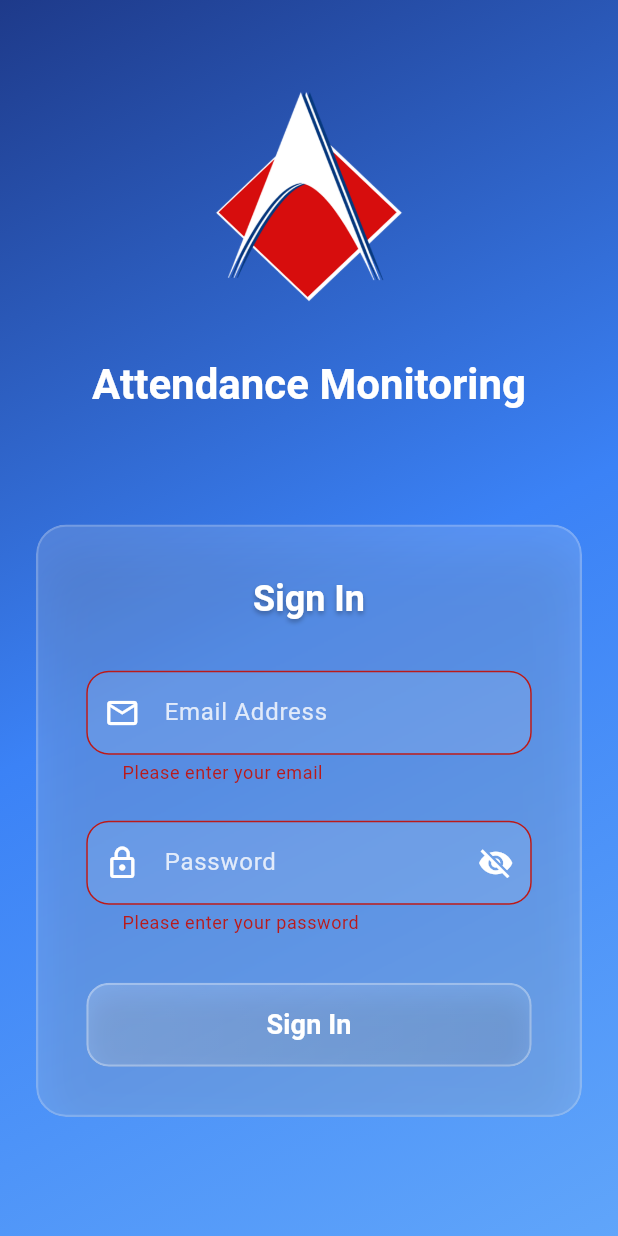
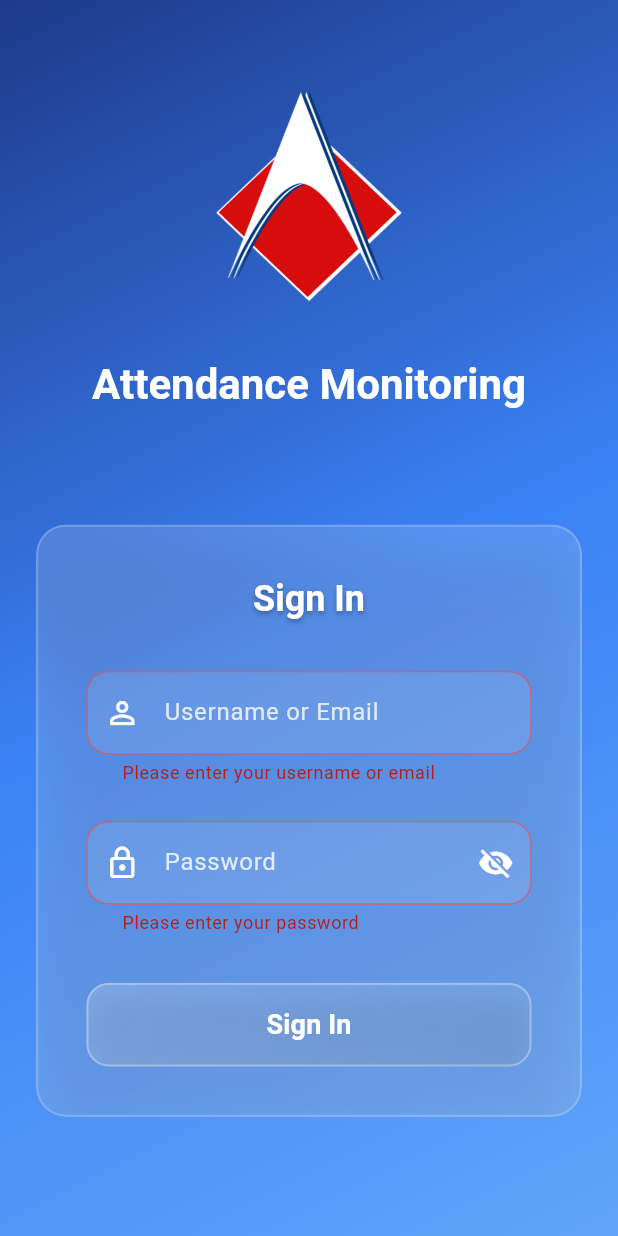
Before and after one commit to Davefgh/Attendance_Monitoring_Mobile, a Flutter app: the screen it shows after launch, after a tap on "Sign In", on a phone screen of 412 x 824 dp. Run offline on Flutter 3.47's test engine with Material 3 defaults, Android fonts, the phone set to English and light mode, and no system bars; our stand-ins replace shared_preferences.

Commit message:
feat: implement serces files

```diff
--- a/lib/main.dart
+++ b/lib/main.dart
@@ -1,7 +1,10 @@
 import 'package:flutter/material.dart';
 import 'screens/login_screen.dart';
+import 'services/storage_service.dart';
 
-void main() {
+void main() async {
+  WidgetsFlutterBinding.ensureInitialized();
+  await StorageService.init();
   runApp(const MyApp());
 }
 
--- a/lib/screens/login_screen.dart
+++ b/lib/screens/login_screen.dart
@@ -1,6 +1,8 @@
 import 'dart:ui';
 import 'package:flutter/material.dart';
 import '../models/login_response_dto.dart';
+import '../services/api_service.dart';
+import '../services/storage_service.dart';
 import 'dashboard_screen.dart';
 
 class LoginScreen extends StatefulWidget {
@@ -12,15 +14,16 @@ class LoginScreen extends StatefulWidget {
 
 class _LoginScreenState extends State<LoginScreen> {
   final _formKey = GlobalKey<FormState>();
-  final _emailController = TextEditingController();
+  final _usernameController = TextEditingController();
   final _passwordController = TextEditingController();
+  final _apiService = ApiService();
   bool _isLoading = false;
   bool _obscurePassword = true;
   String? _errorMessage;
 
   @override
   void dispose() {
-    _emailController.dispose();
+    _usernameController.dispose();
     _passwordController.dispose();
     super.dispose();
   }
@@ -36,20 +39,18 @@ class _LoginScreenState extends State<LoginScreen> {
     });
 
     try {
-      // Simulate API call - replace with actual API call
-      await Future.delayed(const Duration(seconds: 2));
-
-      // Mock response - replace with actual API response
-      final response = LoginResponseDto(
-        success: true,
-        message: 'Login successful',
-        accessToken: 'mock_access_token',
-        refreshToken: 'mock_refresh_token',
-        user: 'teacher@example.com',
+      final response = await _apiService.login(
+        _usernameController.text.trim(),
+        _passwordController.text,
       );
 
-      if (response.success) {
-        // Navigate to dashboard
+      if (response.success && response.accessToken != null) {
+        // Save tokens securely
+        await StorageService.saveTokens(
+          response.accessToken!,
+          response.refreshToken ?? '',
+        );
+
         if (mounted) {
           Navigator.of(context).pushReplacement(
             MaterialPageRoute(
@@ -64,7 +65,7 @@ class _LoginScreenState extends State<LoginScreen> {
       }
     } catch (e) {
       setState(() {
-        _errorMessage = 'An error occurred. Please try again.';
+        _errorMessage = 'Unable to connect to server. Please check your internet connection.';
       });
     } finally {
       if (mounted) {
@@ -175,17 +176,17 @@ class _LoginScreenState extends State<LoginScreen> {
                                   ),
                                   const SizedBox(height: 32),
 
-                                  // Email Field
+                                  // Username or Email Field
                                   TextFormField(
-                                    controller: _emailController,
-                                    keyboardType: TextInputType.emailAddress,
+                                    controller: _usernameController,
+                                    keyboardType: TextInputType.text,
                                     style: const TextStyle(color: Colors.white),
                                     decoration: InputDecoration(
-                                      labelText: 'Email Address',
+                                      labelText: 'Username or Email',
                                       labelStyle: TextStyle(color: Colors.white.withOpacity(0.8)),
-                                      hintText: 'Enter your email',
+                                      hintText: 'Enter your username or email',
                                       hintStyle: TextStyle(color: Colors.white.withOpacity(0.6)),
-                                      prefixIcon: const Icon(Icons.email_outlined, color: Colors.white),
+                                      prefixIcon: const Icon(Icons.person_outline, color: Colors.white),
                                       border: OutlineInputBorder(
                                         borderRadius: BorderRadius.circular(15),
                                         borderSide: BorderSide(color: Colors.white.withOpacity(0.3)),
@@ -198,16 +199,21 @@ class _LoginScreenState extends State<LoginScreen> {
                                         borderRadius: BorderRadius.circular(15),
                                         borderSide: BorderSide(color: Colors.white.withOpacity(0.6), width: 2),
                                       ),
+                                      errorBorder: OutlineInputBorder(
+                                        borderRadius: BorderRadius.circular(15),
+                                        borderSide: BorderSide(color: Colors.red.withOpacity(0.6)),
+                                      ),
+                                      focusedErrorBorder: OutlineInputBorder(
+                                        borderRadius: BorderRadius.circular(15),
+                                        borderSide: BorderSide(color: Colors.red.withOpacity(0.8), width: 2),
+                                      ),
                                       filled: true,
                                       fillColor: Colors.white.withOpacity(0.1),
                                       contentPadding: const EdgeInsets.symmetric(horizontal: 20, vertical: 16),
                                     ),
                                     validator: (value) {
                                       if (value == null || value.isEmpty) {
-                                        return 'Please enter your email';
-                                      }
-                                      if (!RegExp(r'^[\w-\.]+@([\w-]+\.)+[\w-]{2,4}$').hasMatch(value)) {
-                                        return 'Please enter a valid email';
+                                        return 'Please enter your username or email';
                                       }
                                       return null;
                                     },
@@ -248,6 +254,14 @@ class _LoginScreenState extends State<LoginScreen> {
                                       focusedBorder: OutlineInputBorder(
                                         borderRadius: BorderRadius.circular(15),
                                         borderSide: BorderSide(color: Colors.white.withOpacity(0.6), width: 2),
+                                      ),
+                                      errorBorder: OutlineInputBorder(
+                                        borderRadius: BorderRadius.circular(15),
+                                        borderSide: BorderSide(color: Colors.red.withOpacity(0.6)),
+                                      ),
+                                      focusedErrorBorder: OutlineInputBorder(
+                                        borderRadius: BorderRadius.circular(15),
+                                        borderSide: BorderSide(color: Colors.red.withOpacity(0.8), width: 2),
                                       ),
                                       filled: true,
                                       fillColor: Colors.white.withOpacity(0.1),
--- /dev/null
+++ b/lib/services/http_client.dart
@@ -0,0 +1,7 @@
+import 'package:http/http.dart' as http;
+
+class HttpClientService {
+  static http.Client getClient() {
+    return http.Client();
+  }
+}
--- /dev/null
+++ b/lib/services/storage_service.dart
@@ -0,0 +1,27 @@
+import 'package:shared_preferences/shared_preferences.dart';
+
+class StorageService {
+  static late SharedPreferences _prefs;
+
+  static Future<void> init() async {
+    _prefs = await SharedPreferences.getInstance();
+  }
+
+  static Future<void> saveTokens(String accessToken, String refreshToken) async {
+    await _prefs.setString('accessToken', accessToken);
+    await _prefs.setString('refreshToken', refreshToken);
+  }
+
+  static Future<String?> getAccessToken() async {
+    return _prefs.getString('accessToken');
+  }
+
+  static Future<String?> getRefreshToken() async {
+    return _prefs.getString('refreshToken');
+  }
+
+  static Future<void> clearTokens() async {
+    await _prefs.remove('accessToken');
+    await _prefs.remove('refreshToken');
+  }
+}
```
Also changed, not shown: lib/services/api_service.dart (added, +56 -0 lines), pubspec.yaml (+3 -63 lines), lib/config/app_config.dart (added), lib/models/error_response_dto.dart (added), lib/models/refresh_token_dto.dart (added), lib/models/user_model.dart (added), lib/services/auth_service.dart (added), lib/utils/constants.dart (added), lib/utils/validators.dart (added), pubspec.lock, 1 other file.
